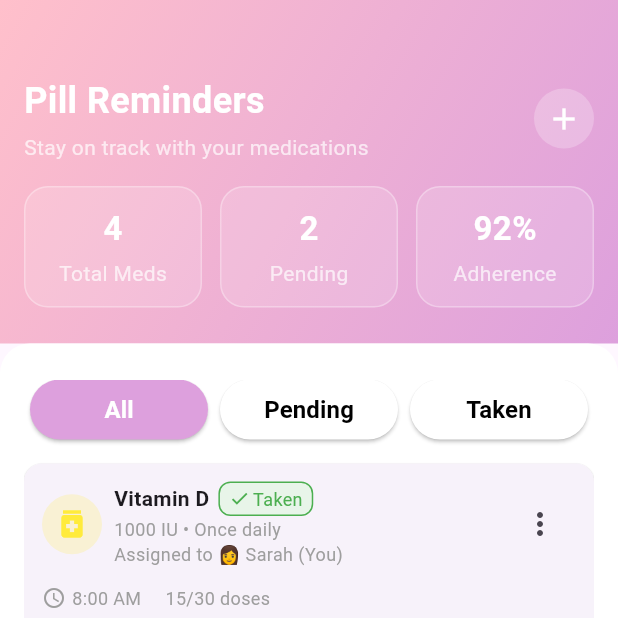
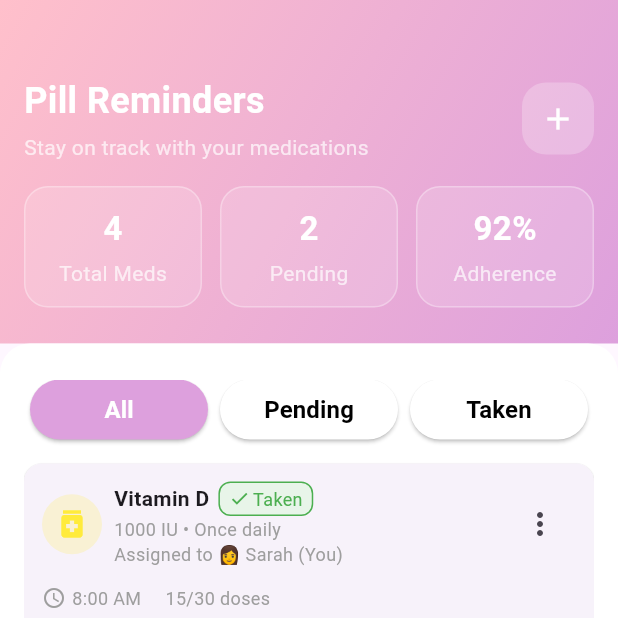
Before and after one commit to KavinduLakshika/Healthy-Day, a Flutter app: the PillsScreen screen opened directly, on a phone screen of 412 x 824 dp, the top half of it. Run offline on Flutter 3.47's test engine with Material 3 defaults, Android fonts, the phone set to English and light mode, and no system bars; our stand-ins replace flutter_svg, lucide_icons.

Commit message:
Pill Reminders button change

```diff
--- a/lib/pages/pills_screen.dart
+++ b/lib/pages/pills_screen.dart
@@ -97,8 +97,7 @@ class _PillsScreenState extends State<PillsScreen> {
       // Floating Add Button
       floatingActionButton: FloatingActionButton(
         backgroundColor: AppColors.healthyPurple,
-        onPressed: () {
-        },
+        onPressed: () {},
         child: const Icon(Icons.add, color: Colors.white),
       ),
       body: Column(
@@ -138,11 +137,14 @@ class _PillsScreenState extends State<PillsScreen> {
                         ),
                       ],
                     ),
-                    CircleAvatar(
-                      backgroundColor: Colors.white24,
+                    Container(
+                      decoration: BoxDecoration(
+                        color: Colors.white24,
+                        borderRadius: BorderRadius.circular(16),
+                      ),
                       child: IconButton(
+                        icon: const Icon(Icons.add, color: Colors.white),
                         onPressed: () {},
-                        icon: const Icon(Icons.add, color: Colors.white),
                       ),
                     ),
                   ],
@@ -255,7 +257,9 @@ class _PillsScreenState extends State<PillsScreen> {
                           .map(
                             (f) => Expanded(
                               child: Padding(
-                                padding: const EdgeInsets.symmetric(horizontal: 4,),
+                                padding: const EdgeInsets.symmetric(
+                                  horizontal: 4,
+                                ),
                                 child: PrimaryButton(
                                   text: f["label"]!,
                                   onPressed: () {
@@ -382,8 +386,7 @@ class _PillsScreenState extends State<PillsScreen> {
                                       ],
                                     ),
                                     IconButton(
-                                      onPressed: () {
-                                      },
+                                      onPressed: () {},
                                       icon: const Icon(Icons.more_vert),
                                     ),
                                   ],
```
